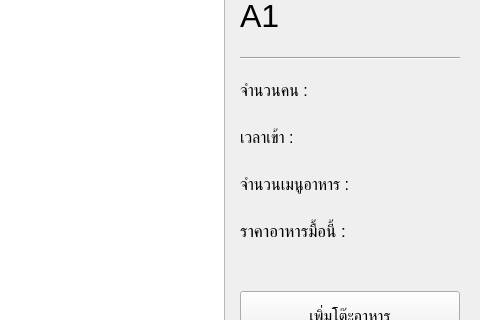
Old version of the form main_windows.ui in the repository kantee2540/RestaurantManage; both pictures show x 424 to 904 and y 93 to 413 of the 904 by 731 pixel window.
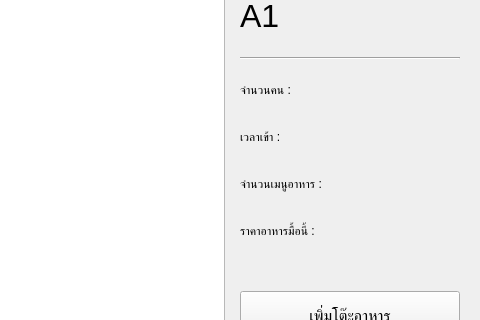
New version of the form.

```diff
--- a/main_windows.ui
+++ b/main_windows.ui
@@ -67,11 +67,6 @@
           <height>60</height>
          </size>
         </property>
-        <property name="font">
-         <font>
-          <pointsize>12</pointsize>
-         </font>
-        </property>
         <property name="text">
          <string>จำนวนคน :</string>
         </property>
@@ -94,11 +89,6 @@
           <height>60</height>
          </size>
         </property>
-        <property name="font">
-         <font>
-          <pointsize>12</pointsize>
-         </font>
-        </property>
         <property name="text">
          <string>เวลาเข้า :</string>
         </property>
@@ -121,11 +111,6 @@
           <height>60</height>
          </size>
         </property>
-        <property name="font">
-         <font>
-          <pointsize>12</pointsize>
-         </font>
-        </property>
         <property name="text">
          <string>จำนวนเมนูอาหาร :</string>
         </property>
@@ -142,11 +127,6 @@
           <height>40</height>
          </size>
         </property>
-        <property name="font">
-         <font>
-          <pointsize>13</pointsize>
-         </font>
-        </property>
         <property name="text">
          <string>ราคาอาหารมื้อนี้ :</string>
         </property>
```
Left out of the diff: 4 changed lines with no effect on the pictures.
